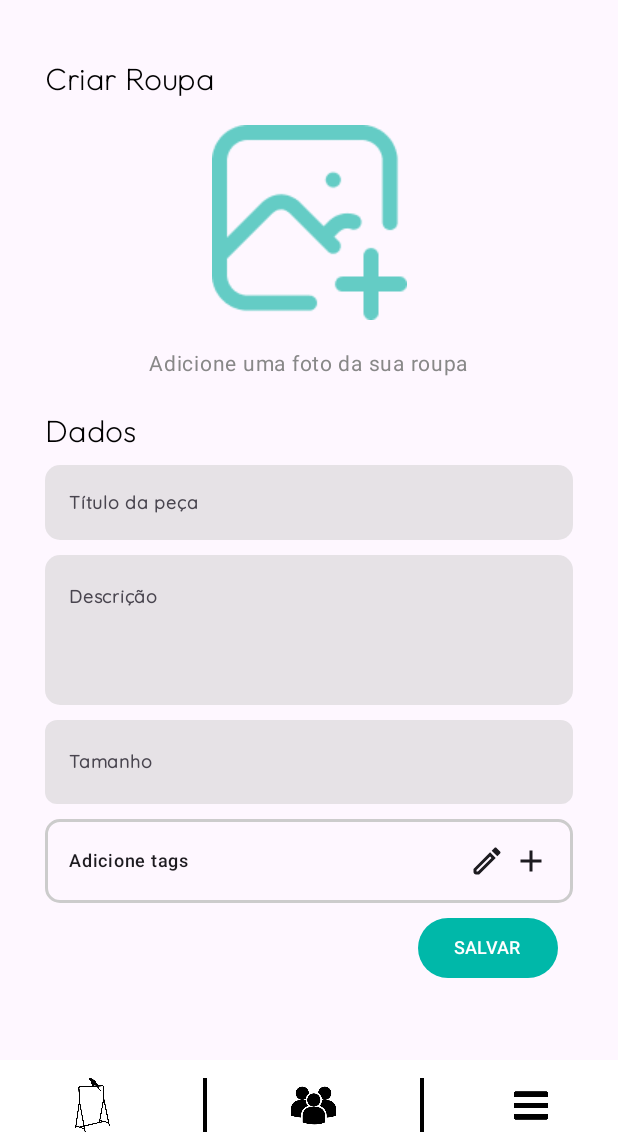
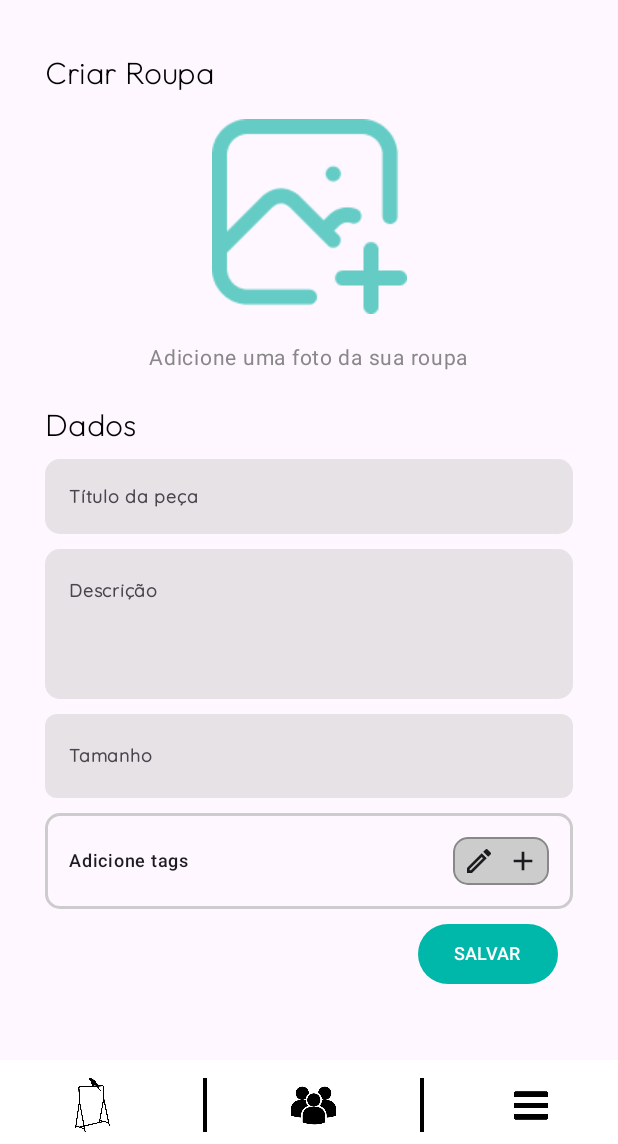
Before and after one commit to leonanmar886/arara, an Android app built with Jetpack Compose: the ClothesRegisterScreen screen opened through its navigation route, on a phone screen of 412 x 824 dp, the part 92-1236 px from its top. Run offline under Robolectric (Android 15) with nearby library versions, the phone set to English and light mode, and no system bars; our stand-ins replace Firebase (no records; nobody signed in at launch, a user with empty details on screens opened directly); pictures from the network do not load.

Commit message:
pequeno ajuste no componente de tags

```diff
--- a/app/src/main/java/com/example/arara/ui/screens/clothes/ClothesRegisterScreen.kt
+++ b/app/src/main/java/com/example/arara/ui/screens/clothes/ClothesRegisterScreen.kt
@@ -256,8 +256,12 @@ fun AutocompleteComponent(
 	) {
 		Row(
 			verticalAlignment = Alignment.CenterVertically,
-			horizontalArrangement = Arrangement.SpaceBetween,
 			modifier = Modifier.fillMaxWidth()
+		) {
+			Box(
+				modifier = Modifier
+					.weight(1f)
+					.horizontalScroll(scrollState)
 			) {
 				if (selectedOptions.isEmpty()) {
 					Text(
@@ -265,9 +269,7 @@ fun AutocompleteComponent(
 						style = MaterialTheme.typography.labelMedium
 					)
 				} else {
-				Row(
-					modifier = Modifier.horizontalScroll(scrollState)
-				) {
+					Row {
 						selectedOptions.forEach { option ->
 							InputChip(
 								label = { Text(text = option, style = MaterialTheme.typography.labelMedium) },
@@ -285,15 +287,22 @@ fun AutocompleteComponent(
 						}
 					}
 				}
+			}
 			Row(
 				horizontalArrangement = Arrangement.End,
 				verticalAlignment = Alignment.CenterVertically,
+				modifier = Modifier
+					.clip(RoundedCornerShape(10.dp))
+					.background(Color.LightGray)
+					.height(32.dp)
+					.border(1.dp, Color.Gray, RoundedCornerShape(10.dp))
+					.padding(5.dp)
 			) {
 				val createTagDialog = remember { mutableStateOf(false) }
 				val tagToAdd = remember { mutableStateOf("") }
 
 				IconButton(
-					onClick = { createTagDialog.value = true},
+					onClick = { createTagDialog.value = true },
 					modifier = Modifier.size(24.dp),
 					content = {
 						Icon(
@@ -324,7 +333,7 @@ fun AutocompleteComponent(
 									)
 									Row(
 										horizontalArrangement = Arrangement.Center
-									){
+									) {
 										Button(
 											onClick = {
 												onChangeSelectedOptions(
```
Lines whose indentation alone changed are shown as unchanged.
